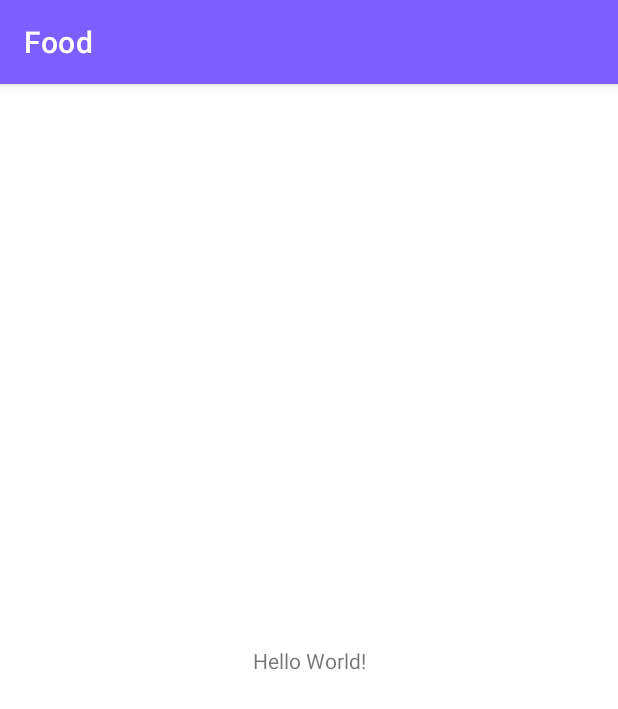
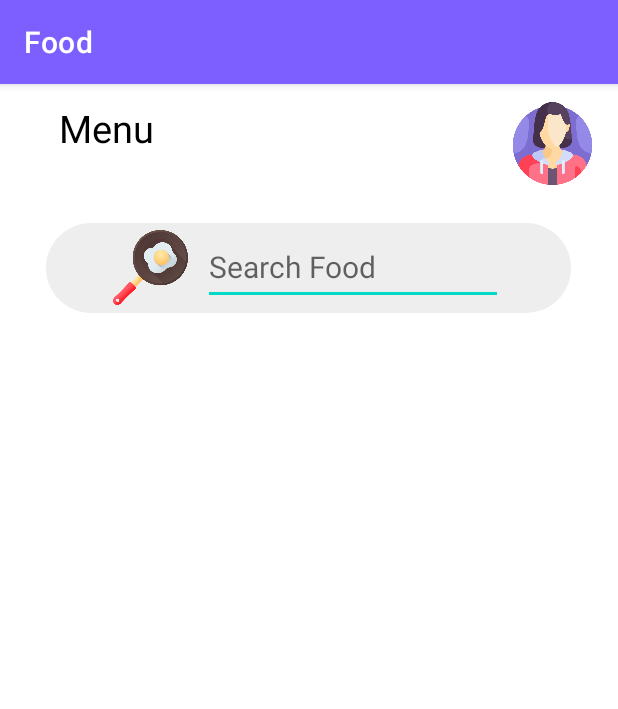
Before and after one commit to nisaefendioglu/Food-Trucks, an Android app: the screen it shows after launch (MainActivity), on a phone screen of 412 x 824 dp. Shown: the top 709 px of the screen. Run offline under Robolectric (Android 15) with nearby library versions, the phone set to English and light mode, and no system bars.

Commit message:
design edited.

```diff
--- /dev/null
+++ b/app/src/main/res/drawable-v24/search.xml
@@ -0,0 +1,18 @@
+<?xml version="1.0" encoding="utf-8"?>
+<shape xmlns:android="http://schemas.android.com/apk/res/android"
+    android:shape="rectangle" >
+
+    <corners
+        android:bottomLeftRadius="30dp"
+        android:bottomRightRadius="30dp"
+        android:radius="60dp"
+        android:topLeftRadius="30dp"
+        android:topRightRadius="30dp" />
+
+    <solid android:color="#EEEEEE" />
+
+    <size
+        android:height="60dp"
+        android:width="350dp" />
+
+</shape>
--- a/app/src/main/res/layout/activity_main.xml
+++ b/app/src/main/res/layout/activity_main.xml
@@ -4,15 +4,73 @@
     xmlns:tools="http://schemas.android.com/tools"
     android:layout_width="match_parent"
     android:layout_height="match_parent"
+    android:gravity="center_horizontal"
     tools:context=".MainActivity">
 
     <TextView
         android:layout_width="wrap_content"
         android:layout_height="wrap_content"
-        android:text="Hello World!"
+        android:layout_margin="12dp"
+        android:layout_marginTop="16dp"
+        android:text="Menu"
+        android:textColor="@color/black"
+        android:textSize="25dp"
+        app:layout_constraintBottom_toTopOf="@+id/search"
+        app:layout_constraintEnd_toStartOf="@+id/imageView"
+        app:layout_constraintHorizontal_bias="0.107"
+        app:layout_constraintStart_toStartOf="parent"
+        app:layout_constraintTop_toTopOf="parent"
+        app:layout_constraintVertical_bias="0.0" />
+
+    <ImageView
+        android:id="@+id/imageView"
+        android:layout_width="55dp"
+        android:layout_height="55dp"
+        android:layout_marginTop="12dp"
+        app:layout_constraintEnd_toEndOf="parent"
+        app:layout_constraintHorizontal_bias="0.955"
+        app:layout_constraintStart_toStartOf="parent"
+        app:layout_constraintTop_toTopOf="parent"
+        app:srcCompat="@drawable/person" />
+
+    <LinearLayout
+        android:id="@+id/search"
+        android:layout_width="350dp"
+        android:layout_height="wrap_content"
+        android:background="@drawable/search"
+        android:gravity="center"
+        android:orientation="horizontal"
         app:layout_constraintBottom_toBottomOf="parent"
-        app:layout_constraintLeft_toLeftOf="parent"
-        app:layout_constraintRight_toRightOf="parent"
-        app:layout_constraintTop_toTopOf="parent" />
+        app:layout_constraintEnd_toEndOf="parent"
+        app:layout_constraintHorizontal_bias="0.491"
+        app:layout_constraintStart_toStartOf="parent"
+        app:layout_constraintTop_toTopOf="parent"
+        app:layout_constraintVertical_bias="0.131">
+
+        <ImageButton
+            android:layout_width="50dp"
+            android:layout_height="50dp"
+            android:background="@drawable/pan"
+            tools:layout_editor_absoluteX="80dp"
+            tools:layout_editor_absoluteY="80dp" />
+
+        <EditText
+            android:layout_width="200dp"
+            android:layout_height="50dp"
+            android:layout_marginLeft="10dp"
+            android:hint="Search Food"
+            android:textColor="@color/black"
+            android:textSize="20dp"
+            tools:layout_editor_absoluteX="130dp"
+            tools:layout_editor_absoluteY="80dp" />
+
+    </LinearLayout>
+
+    <androidx.recyclerview.widget.RecyclerView
+        android:layout_width="416dp"
+        android:layout_height="544dp"
+        tools:layout_editor_absoluteX="0dp"
+        tools:layout_editor_absoluteY="187dp" />
+
 
 </androidx.constraintlayout.widget.ConstraintLayout>
```
Also changed, not shown: app/src/main/res/drawable/radius.xml (added, +24 -0 lines), app/src/main/res/layout/menu_item.xml (added, +44 -0 lines), app/src/main/res/drawable/pan.png (added), app/src/main/res/drawable/person.png (added).
